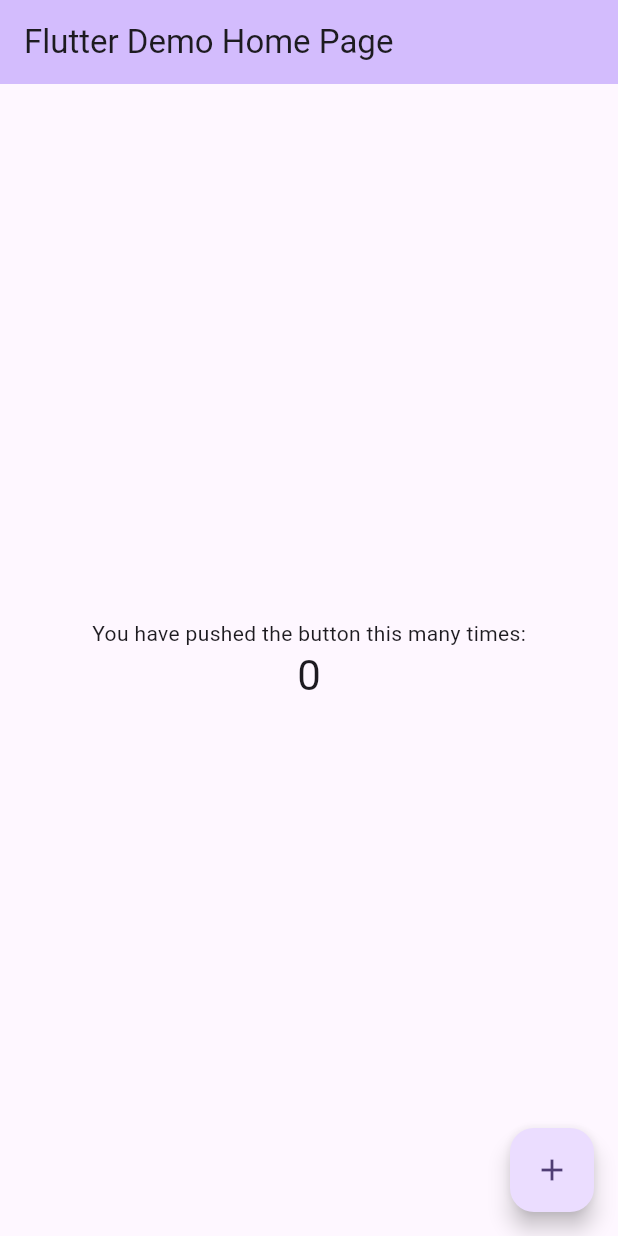
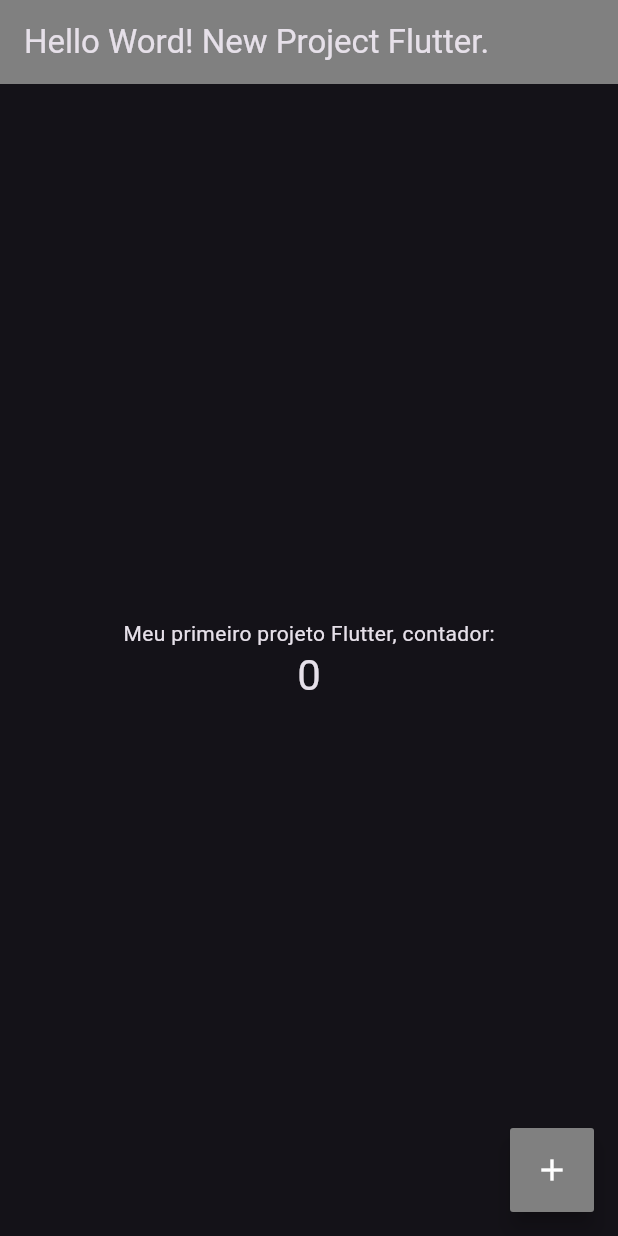
Before and after one commit to naylahonorato/dio_flutter_project01, a Flutter app: the screen it shows after launch, on a phone screen of 412 x 824 dp. Run offline on Flutter 3.47's test engine with Material 3 defaults, Android fonts, the light colour scheme and no system bars.

Commit message:
Commit atualizado

```diff
--- a/lib/main.dart
+++ b/lib/main.dart
@@ -5,48 +5,29 @@
 }
 
 class MyApp extends StatelessWidget {
-  const MyApp({super.key});
+  const MyApp({Key? key}) : super(key: key);
 
-  // This widget is the root of your application.
   @override
   Widget build(BuildContext context) {
+    final ThemeData tema = ThemeData(
+      brightness: Brightness.dark,
+    );
+
     return MaterialApp(
-      title: 'Flutter Demo',
-      theme: ThemeData(
-        // This is the theme of your application.
-        //
-        // TRY THIS: Try running your application with "flutter run". You'll see
-        // the application has a purple toolbar. Then, without quitting the app,
-        // try changing the seedColor in the colorScheme below to Colors.green
-        // and then invoke "hot reload" (save your changes or press the "hot
-        // reload" button in a Flutter-supported IDE, or press "r" if you used
-        // the command line to start the app).
-        //
-        // Notice that the counter didn't reset back to zero; the application
-        // state is not lost during the reload. To reset the state, use hot
-        // restart instead.
-        //
-        // This works for code too, not just values: Most code changes can be
-        // tested with just a hot reload.
-        colorScheme: ColorScheme.fromSeed(seedColor: Colors.deepPurple),
-        useMaterial3: true,
+      title: 'Project Flutter',
+      theme: tema.copyWith(
+        colorScheme: tema.colorScheme.copyWith(
+          primary: Color.fromARGB(255, 128, 128, 128),
+          secondary: Color.fromARGB(255, 128, 128, 128),
+        ),
       ),
-      home: const MyHomePage(title: 'Flutter Demo Home Page'),
+      home: const MyHomePage(title: 'Hello Word! New Project Flutter.'),
     );
   }
 }
 
 class MyHomePage extends StatefulWidget {
   const MyHomePage({super.key, required this.title});
-
-  // This widget is the home page of your application. It is stateful, meaning
-  // that it has a State object (defined below) that contains fields that affect
-  // how it looks.
-
-  // This class is the configuration for the state. It holds the values (in this
-  // case the title) provided by the parent (in this case the App widget) and
-  // used by the build method of the State. Fields in a Widget subclass are
-  // always marked "final".
 
   final String title;
 
@@ -59,54 +40,23 @@
 
   void _incrementCounter() {
     setState(() {
-      // This call to setState tells the Flutter framework that something has
-      // changed in this State, which causes it to rerun the build method below
-      // so that the display can reflect the updated values. If we changed
-      // _counter without calling setState(), then the build method would not be
-      // called again, and so nothing would appear to happen.
       _counter++;
     });
   }
 
   @override
   Widget build(BuildContext context) {
-    // This method is rerun every time setState is called, for instance as done
-    // by the _incrementCounter method above.
-    //
-    // The Flutter framework has been optimized to make rerunning build methods
-    // fast, so that you can just rebuild anything that needs updating rather
-    // than having to individually change instances of widgets.
     return Scaffold(
       appBar: AppBar(
-        // TRY THIS: Try changing the color here to a specific color (to
-        // Colors.amber, perhaps?) and trigger a hot reload to see the AppBar
-        // change color while the other colors stay the same.
-        backgroundColor: Theme.of(context).colorScheme.inversePrimary,
-        // Here we take the value from the MyHomePage object that was created by
-        // the App.build method, and use it to set our appbar title.
+        backgroundColor: Theme.of(context).colorScheme.secondary,
         title: Text(widget.title),
       ),
       body: Center(
-        // Center is a layout widget. It takes a single child and positions it
-        // in the middle of the parent.
         child: Column(
-          // Column is also a layout widget. It takes a list of children and
-          // arranges them vertically. By default, it sizes itself to fit its
-          // children horizontally, and tries to be as tall as its parent.
-          //
-          // Column has various properties to control how it sizes itself and
-          // how it positions its children. Here we use mainAxisAlignment to
-          // center the children vertically; the main axis here is the vertical
-          // axis because Columns are vertical (the cross axis would be
-          // horizontal).
-          //
-          // TRY THIS: Invoke "debug painting" (choose the "Toggle Debug Paint"
-          // action in the IDE, or press "p" in the console), to see the
-          // wireframe for each widget.
           mainAxisAlignment: MainAxisAlignment.center,
           children: <Widget>[
             const Text(
-              'You have pushed the button this many times:',
+              'Meu primeiro projeto Flutter, contador:',
             ),
             Text(
               '$_counter',
@@ -116,9 +66,14 @@
         ),
       ),
       floatingActionButton: FloatingActionButton(
+        backgroundColor: Theme.of(context).colorScheme.primary,
         onPressed: _incrementCounter,
         tooltip: 'Increment',
         child: const Icon(Icons.add),
+        foregroundColor: Colors.white,
+        shape: RoundedRectangleBorder(
+          borderRadius: BorderRadius.all(Radius.circular(2.0)),
+        ),
       ), // This trailing comma makes auto-formatting nicer for build methods.
     );
   }
```
